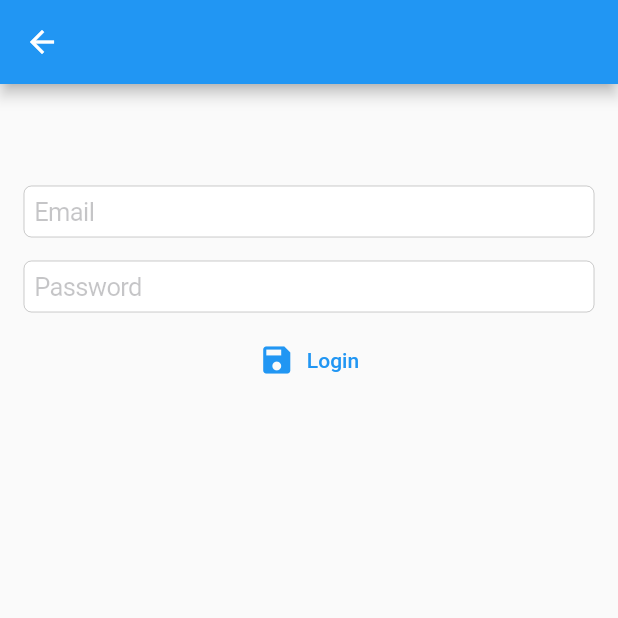
After one commit to ngohieuphat/flutter_node_authentication, a Flutter app: the screen it shows after launch, after a tap on "Login", on a phone screen of 412 x 824 dp, the top half of it. The commit adds this screen. Run offline on Flutter 3.47's test engine with Material 2 defaults, Android fonts, the phone set to English and light mode, and no system bars; our stand-ins replace shared_preferences.

Commit message:
api login + screen login

```diff
--- a/lib/main.dart
+++ b/lib/main.dart
@@ -1,5 +1,6 @@
 import 'package:flutter/material.dart';
 import 'package:flutter_nodejs/src/landing.dart';
+import 'package:flutter_nodejs/src/loginsection.dart';
 import 'package:flutter_nodejs/src/textfiel.dart';
 
 void main() {
@@ -14,7 +15,11 @@ class MyApp extends StatelessWidget {
   Widget build(BuildContext context) {
     return MaterialApp(
       home: CupertinoTextFieldDemo(),
-      routes: {LandingScreen.id: (context) => LandingScreen()},
+      routes: {
+        LandingScreen.id: (context) => LandingScreen(),
+                LoginSection.id: (context) => LoginSection(),
+
+        },
     );
   }
 }
--- /dev/null
+++ b/lib/src/loginsection.dart
@@ -0,0 +1,93 @@
+import 'package:flutter/cupertino.dart';
+import 'package:flutter/material.dart';
+import 'package:flutter_nodejs/src/landing.dart';
+import 'package:http/http.dart' as http;
+import 'package:shared_preferences/shared_preferences.dart';
+import 'dart:convert';
+
+
+class LoginSection extends StatelessWidget {
+   static String id = "LoginSection";
+    var email;
+    var password;
+
+  @override
+  Widget build(BuildContext context) {
+
+    return Scaffold(
+      appBar: AppBar(),
+      body: CupertinoPageScaffold(
+        navigationBar: CupertinoNavigationBar(
+          automaticallyImplyLeading: false,
+        ),
+        child: SafeArea(
+          child: ListView(
+            restorationId: 'text_field_demo_list_view',
+            padding: const EdgeInsets.all(16),
+            children: [
+              Padding(
+                padding: const EdgeInsets.symmetric(vertical: 8),
+                child: CupertinoTextField(
+                  textInputAction: TextInputAction.next,
+                  restorationId: 'email_address_text_field',
+                  placeholder: 'Email',
+                  keyboardType: TextInputType.emailAddress,
+                  clearButtonMode: OverlayVisibilityMode.editing,
+                  autocorrect: false,
+                  onChanged: ((value) {
+                    email = value;
+                  }),
+                ),
+              ),
+              Padding(
+                padding: const EdgeInsets.symmetric(vertical: 8),
+                child: CupertinoTextField(
+                  textInputAction: TextInputAction.next,
+                  restorationId: 'login_password_text_field',
+                  placeholder: 'Password',
+                  clearButtonMode: OverlayVisibilityMode.editing,
+                  obscureText: true,
+                  autocorrect: false,
+                  onChanged: ((value) {
+                    password = value;
+                  }),
+                ),
+              ),
+              TextButton.icon(
+                  onPressed: () async {
+                    login(email, password);
+                    SharedPreferences pref =
+                        await SharedPreferences.getInstance();
+                    String? token = pref.getString("token");
+                    if (token != null) {
+                      Navigator.pushNamed(context, LandingScreen.id);
+                    }
+                  },
+                  icon: Icon(Icons.save),
+                  label: Text('Login'))
+            ],
+          ),
+        ),
+      ),
+    );
+  }
+}
+login(email, password) async {
+  var url = "http://localhost:3000/login";
+  final http.Response response = await http.post(
+    Uri.parse(url),
+    headers: <String, String>{
+      'Content-Type': 'application/json; charset=UTF-8',
+    },
+    body: jsonEncode(<String, String>{
+      'email': email,
+      'password': password,
+    }),
+  );
+  print(response.body);
+  SharedPreferences pref = await SharedPreferences.getInstance();
+
+  var parse = jsonDecode(response.body);
+  // print(parse["token"]);
+  await pref.setString('token', parse["token"]);
+}
--- a/lib/src/textfiel.dart
+++ b/lib/src/textfiel.dart
@@ -7,16 +7,24 @@ import 'dart:convert';
 import 'package:flutter/cupertino.dart';
 import 'package:flutter/material.dart';
 import 'package:flutter_nodejs/src/landing.dart';
+import 'package:flutter_nodejs/src/loginsection.dart';
 import 'package:http/http.dart' as http;
 import 'package:shared_preferences/shared_preferences.dart';
 
 class CupertinoTextFieldDemo extends StatelessWidget {
-  const CupertinoTextFieldDemo({Key? key}) : super(key: key);
-
+  var email;
+  var password;
   @override
   Widget build(BuildContext context) {
-    var email;
-    var password;
+    checkToken() async {
+      SharedPreferences pref = await SharedPreferences.getInstance();
+      String? token = pref.getString("token");
+      if (token != null) {
+        Navigator.pushNamed(context, LandingScreen.id);
+      }
+    }
+
+    checkToken();
     return CupertinoPageScaffold(
       navigationBar: CupertinoNavigationBar(
         automaticallyImplyLeading: false,
@@ -65,14 +73,18 @@ class CupertinoTextFieldDemo extends StatelessWidget {
                   }
                 },
                 icon: Icon(Icons.save),
-                label: Text('Sign UP'))
+                label: Text('Sign UP')),
+            TextButton(
+                onPressed: () {
+                  Navigator.pushNamed(context, LoginSection.id);
+                },
+                child: Text("Login"))
           ],
         ),
       ),
     );
   }
 }
-
 
 signup(email, password) async {
   var url = "http://localhost:3000/signup";
```
Also changed, not shown: 1 other file.
